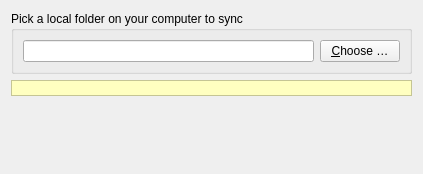
nextmcloud/desktop, file src/gui/folderwizardsourcepage.ui: the form before one commit.
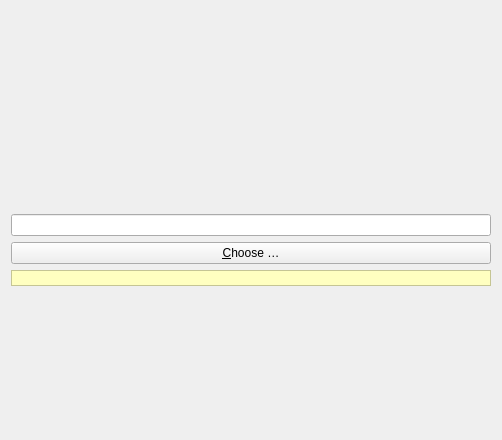
The form after the commit.

The edit to the form file:
```diff
--- a/src/gui/folderwizardsourcepage.ui
+++ b/src/gui/folderwizardsourcepage.ui
@@ -6,51 +6,103 @@
    <rect>
     <x>0</x>
     <y>0</y>
-    <width>423</width>
-    <height>174</height>
+    <width>502</width>
+    <height>440</height>
    </rect>
   </property>
   <property name="windowTitle">
    <string notr="true">Form</string>
   </property>
-  <layout class="QGridLayout" name="gridLayout_2">
-   <item row="2" column="0">
-    <spacer name="verticalSpacer">
+  <layout class="QVBoxLayout" name="verticalLayout">
+   <item>
+    <widget class="QLabel" name="subHeader">
+     <property name="styleSheet">
+      <string notr="true">font: 14px &quot;Segoe UI&quot;;
+color:#e20074</string>
+     </property>
+     <property name="text">
+      <string/>
+     </property>
+    </widget>
+   </item>
+   <item>
+    <spacer name="verticalSpacer_3">
      <property name="orientation">
       <enum>Qt::Vertical</enum>
      </property>
      <property name="sizeHint" stdset="0">
       <size>
-       <width>349</width>
-       <height>0</height>
+       <width>20</width>
+       <height>16</height>
       </size>
      </property>
     </spacer>
    </item>
-   <item row="0" column="0">
-    <widget class="QGroupBox" name="groupBox">
-     <property name="title">
-      <string>Pick a local folder on your computer to sync</string>
+   <item>
+    <widget class="QLabel" name="content">
+     <property name="styleSheet">
+      <string notr="true">font: 14px &quot;Segoe UI&quot;;
+color:#191919</string>
      </property>
-     <layout class="QGridLayout" name="gridLayout">
-      <item row="0" column="0">
-       <layout class="QHBoxLayout" name="horizontalLayout_2">
-        <item>
-         <widget class="QLineEdit" name="localFolderLineEdit"/>
-        </item>
-        <item>
-         <widget class="QPushButton" name="localFolderChooseBtn">
-          <property name="text">
-           <string>&amp;Choose …</string>
-          </property>
-         </widget>
-        </item>
-       </layout>
-      </item>
-     </layout>
+     <property name="text">
+      <string/>
+     </property>
+     <property name="wordWrap">
+      <bool>true</bool>
+     </property>
     </widget>
    </item>
-   <item row="1" column="0">
+   <item>
+    <spacer name="verticalSpacer_4">
+     <property name="orientation">
+      <enum>Qt::Vertical</enum>
+     </property>
+     <property name="sizeHint" stdset="0">
+      <size>
+       <width>18</width>
+       <height>16</height>
+      </size>
+     </property>
+    </spacer>
+   </item>
+   <item>
+    <widget class="QLabel" name="subContent">
+     <property name="styleSheet">
+      <string notr="true">font: 14px &quot;Segoe UI&quot;;
+color:#191919</string>
+     </property>
+     <property name="text">
+      <string/>
+     </property>
+     <property name="wordWrap">
+      <bool>true</bool>
+     </property>
+    </widget>
+   </item>
+   <item>
+    <spacer name="verticalSpacer_2">
+     <property name="orientation">
+      <enum>Qt::Vertical</enum>
+     </property>
+     <property name="sizeHint" stdset="0">
+      <size>
+       <width>20</width>
+       <height>16</height>
+      </size>
+     </property>
+    </spacer>
+   </item>
+   <item>
+    <widget class="QLineEdit" name="localFolderLineEdit"/>
+   </item>
+   <item>
+    <widget class="QPushButton" name="localFolderChooseBtn">
+     <property name="text">
+      <string>&amp;Choose …</string>
+     </property>
+    </widget>
+   </item>
+   <item>
     <widget class="QLabel" name="warnLabel">
      <property name="palette">
       <palette>
@@ -133,6 +185,45 @@
      </property>
     </widget>
    </item>
+   <item>
+    <spacer name="verticalSpacer_6">
+     <property name="orientation">
+      <enum>Qt::Vertical</enum>
+     </property>
+     <property name="sizeHint" stdset="0">
+      <size>
+       <width>20</width>
+       <height>40</height>
+      </size>
+     </property>
+    </spacer>
+   </item>
+   <item>
+    <spacer name="verticalSpacer_5">
+     <property name="orientation">
+      <enum>Qt::Vertical</enum>
+     </property>
+     <property name="sizeHint" stdset="0">
+      <size>
+       <width>20</width>
+       <height>48</height>
+      </size>
+     </property>
+    </spacer>
+   </item>
+   <item>
+    <spacer name="verticalSpacer">
+     <property name="orientation">
+      <enum>Qt::Vertical</enum>
+     </property>
+     <property name="sizeHint" stdset="0">
+      <size>
+       <width>349</width>
+       <height>0</height>
+      </size>
+     </property>
+    </spacer>
+   </item>
   </layout>
  </widget>
  <resources/>
```
